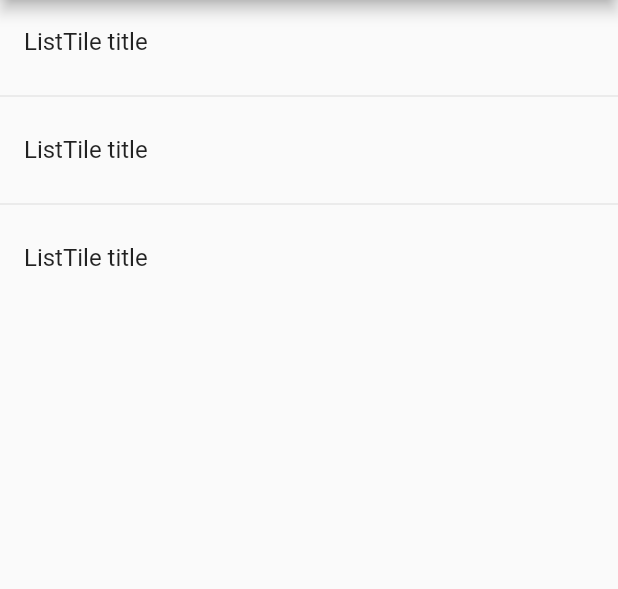
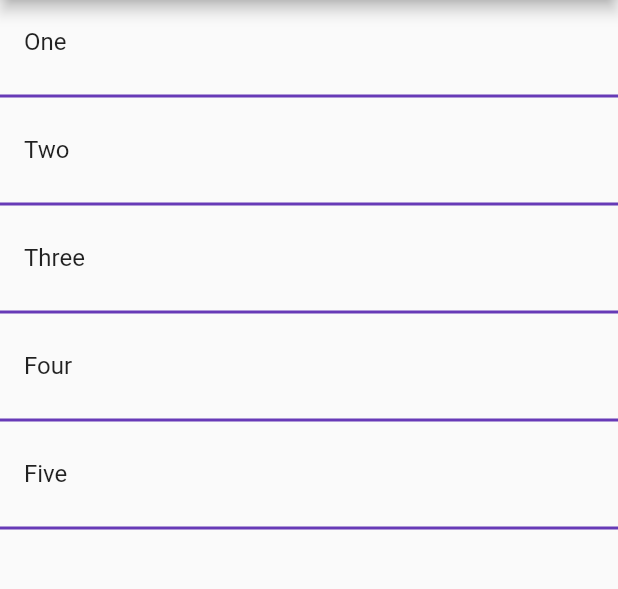
Before and after one commit to dtoledoz0207/flutter-components, a Flutter app: the screen it shows after launch, on a phone screen of 412 x 824 dp, the part 84-673 px from its top. Run offline on Flutter 3.47's test engine with Material 2 defaults, Android fonts, the phone set to English and light mode, and no system bars.

Commit message:
create-createItems-Method-to-create-all-the-ListTile-for-the-ListView-with-the-options-variable

```diff
--- a/lib/pages/home_temp.dart
+++ b/lib/pages/home_temp.dart
@@ -1,6 +1,9 @@
 import 'package:flutter/material.dart';
 
 class HomePageTemp extends StatelessWidget {
+
+  final List<String> options = ['One','Two','Three','Four','Five'];
+
   @override
   Widget build(BuildContext context) {
     return Scaffold(
@@ -8,20 +11,24 @@ class HomePageTemp extends StatelessWidget {
         title: Text('Temp Components'),
       ),
       body: ListView(
-        children: <Widget>[
-          ListTile(
-            title: Text('ListTile title'),
-          ),
-          Divider(),
-          ListTile(
-            title: Text('ListTile title'),
-          ),
-          Divider(),
-          ListTile(
-            title: Text('ListTile title'),
-          )
-        ],
+        children: _createItems()
       ),
     );
   }
+
+  List<Widget> _createItems() {
+
+    List<Widget> list = new List<Widget>();
+
+    for (String option in options) {
+      final tempItemWidget = ListTile(
+        title: Text(option),
+      );
+
+      list..add(tempItemWidget)
+          ..add(Divider(thickness: 2.0, color: Colors.deepPurple,));
+    }
+
+    return list;
+  }
 }
```
